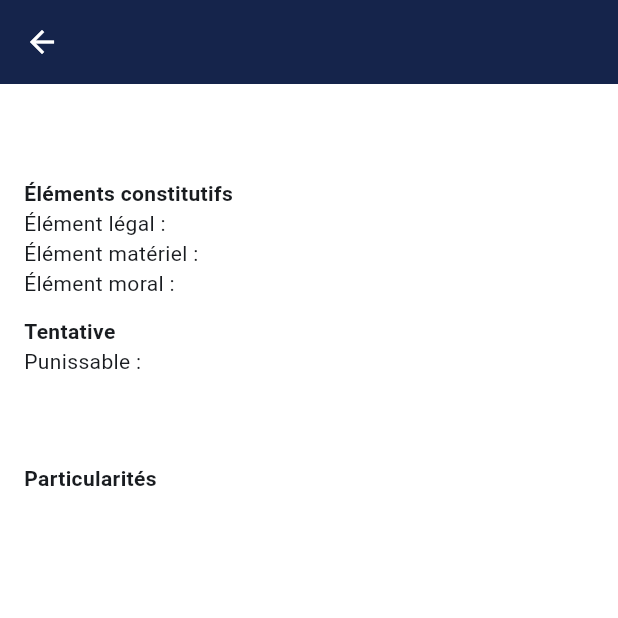
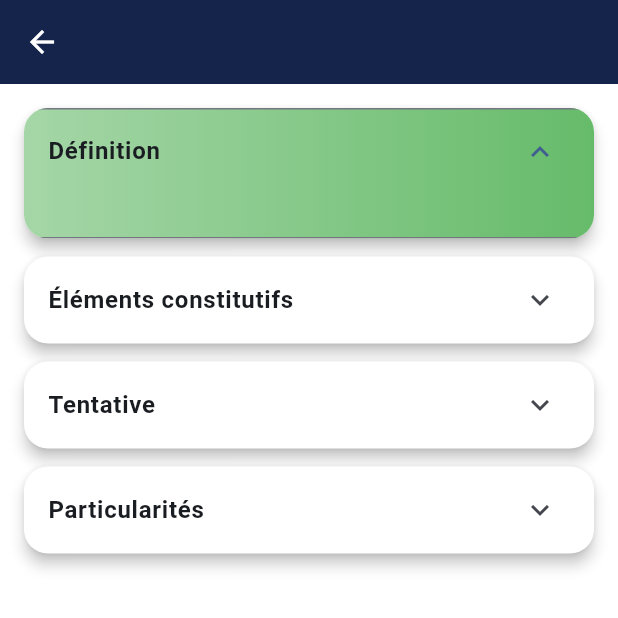
Before and after one commit to MSJ2025/droitpenalspecial, a Flutter app: the InfractionDetailScreen screen opened directly with empty values, on a phone screen of 412 x 824 dp, the top half of it. Run offline on Flutter 3.47's test engine with Material 3 defaults, Android fonts, the phone set to English and light mode, and no system bars; our stand-ins replace shared_preferences; accounts and stored records are empty.

Commit message:
Add gradient expansion tiles and bold styles

```diff
--- a/lib/screens/cadre_detail_screen.dart
+++ b/lib/screens/cadre_detail_screen.dart
@@ -1,5 +1,6 @@
 import 'package:flutter/material.dart';
 import '../models/cadre.dart';
+import '../widgets/gradient_expansion_tile.dart';
 
 class CadreDetailScreen extends StatelessWidget {
   final Cadre cadre;
@@ -22,12 +23,9 @@ class CadreDetailScreen extends StatelessWidget {
         children: [
           Card(
             margin: const EdgeInsets.only(bottom: 12),
-            child: ExpansionTile(
+            child: GradientExpansionTile(
               initiallyExpanded: true,
-              title: Text(
-                cadre.cadreLegal.titre,
-                style: const TextStyle(fontWeight: FontWeight.bold),
-              ),
+              title: Text(cadre.cadreLegal.titre),
               children: [
                 if (cadre.cadreLegal.articles.isNotEmpty)
                   Padding(
@@ -48,11 +46,8 @@ class CadreDetailScreen extends StatelessWidget {
           ...cadre.actes.map(
             (a) => Card(
               margin: const EdgeInsets.only(bottom: 12),
-              child: ExpansionTile(
-                title: Text(
-                  a.acte,
-                  style: const TextStyle(fontWeight: FontWeight.w600),
-                ),
+              child: GradientExpansionTile(
+                title: Text(a.acte),
                 children: [
                   if (a.articles.isNotEmpty)
                     Padding(
--- a/lib/screens/cadre_list_screen.dart
+++ b/lib/screens/cadre_list_screen.dart
@@ -55,7 +55,10 @@ class _CadreListScreenState extends State<CadreListScreen> {
                               tag: 'cadreTitle-${cadre.cadre}',
                               child: Material(
                                 color: Colors.transparent,
-                                child: Text(cadre.cadre),
+                                child: Text(
+                                  cadre.cadre,
+                                  style: const TextStyle(fontWeight: FontWeight.bold),
+                                ),
                               ),
                             ),
                             trailing:
--- a/lib/screens/category_screen.dart
+++ b/lib/screens/category_screen.dart
@@ -82,7 +82,10 @@ class _CategoryScreenState extends State<CategoryScreen> {
               return Card(
                 margin: const EdgeInsets.symmetric(vertical: 8, horizontal: 16),
                 child: ListTile(
-                  title: Text(famille.famille ?? 'Sans famille'),
+                  title: Text(
+                    famille.famille ?? 'Sans famille',
+                    style: const TextStyle(fontWeight: FontWeight.bold),
+                  ),
                   trailing: const Icon(Icons.chevron_right_rounded),
                   onTap: () {
                     Navigator.of(context).push(
--- a/lib/screens/infraction_detail_screen.dart
+++ b/lib/screens/infraction_detail_screen.dart
@@ -1,6 +1,7 @@
 import 'package:flutter/material.dart';
 import 'package:url_launcher/url_launcher.dart';
 import '../models/infraction.dart';
+import '../widgets/gradient_expansion_tile.dart';
 
 class InfractionDetailScreen extends StatelessWidget {
   final Infraction infraction;
@@ -10,19 +11,24 @@ class InfractionDetailScreen extends StatelessWidget {
   Widget build(BuildContext context) {
     return Scaffold(
       appBar: AppBar(title: Text(infraction.type ?? 'Infraction')),
-      body: SingleChildScrollView(
+      body: ListView(
         padding: const EdgeInsets.all(16),
-        child: Column(
-          crossAxisAlignment: CrossAxisAlignment.start,
         children: [
           if (infraction.definition != null)
-              Text(infraction.definition!, style: const TextStyle(fontSize: 16)),
-            const SizedBox(height: 12),
+            Card(
+              margin: const EdgeInsets.only(bottom: 12),
+              child: GradientExpansionTile(
+                initiallyExpanded: true,
+                title: const Text('Définition'),
+                children: [Text(infraction.definition!)],
+              ),
+            ),
           if (infraction.articles != null && infraction.articles!.isNotEmpty)
-              Column(
-                crossAxisAlignment: CrossAxisAlignment.start,
+            Card(
+              margin: const EdgeInsets.only(bottom: 12),
+              child: GradientExpansionTile(
+                title: const Text('Articles'),
                 children: [
-                  const Text('Articles', style: TextStyle(fontWeight: FontWeight.bold)),
                   ...infraction.articles!.map(
                     (a) => Padding(
                       padding: const EdgeInsets.symmetric(vertical: 2),
@@ -31,13 +37,13 @@ class InfractionDetailScreen extends StatelessWidget {
                   ),
                 ],
               ),
+            ),
           if (infraction.elementsConstitutifs != null)
-              Column(
-                crossAxisAlignment: CrossAxisAlignment.start,
+            Card(
+              margin: const EdgeInsets.only(bottom: 12),
+              child: GradientExpansionTile(
+                title: const Text('Éléments constitutifs'),
                 children: [
-                  const SizedBox(height: 12),
-                  const Text('Éléments constitutifs',
-                      style: TextStyle(fontWeight: FontWeight.bold)),
                   if (infraction.elementsConstitutifs!.elementLegal != null)
                     Text('Élément légal : '
                         '${infraction.elementsConstitutifs!.elementLegal!}'),
@@ -49,37 +55,37 @@ class InfractionDetailScreen extends StatelessWidget {
                         '${infraction.elementsConstitutifs!.elementMoral!}'),
                 ],
               ),
-            if (infraction.penalites?.peines != null && infraction.penalites!.peines!.isNotEmpty)
-              Column(
-                crossAxisAlignment: CrossAxisAlignment.start,
+            ),
+          if (infraction.penalites?.peines != null &&
+              infraction.penalites!.peines!.isNotEmpty)
+            Card(
+              margin: const EdgeInsets.only(bottom: 12),
+              child: GradientExpansionTile(
+                title: const Text('Peines'),
                 children: [
-                  const SizedBox(height: 12),
-                  const Text('Peines', style: TextStyle(fontWeight: FontWeight.bold)),
                   if (infraction.penalites!.qualification != null)
                     Text(infraction.penalites!.qualification!),
                   ...infraction.penalites!.peines!.map((p) => Text('• $p')),
                 ],
               ),
+            ),
           if (infraction.peinesComplementaires != null &&
               infraction.peinesComplementaires!.isNotEmpty)
-              Column(
-                crossAxisAlignment: CrossAxisAlignment.start,
-                children: [
-                  const SizedBox(height: 12),
-                  const Text('Peines complémentaires',
-                      style: TextStyle(fontWeight: FontWeight.bold)),
-                  ...infraction.peinesComplementaires!
-                      .map((p) => Text('• $p')),
-                ],
+            Card(
+              margin: const EdgeInsets.only(bottom: 12),
+              child: GradientExpansionTile(
+                title: const Text('Peines complémentaires'),
+                children:
+                    infraction.peinesComplementaires!.map((p) => Text('• $p')).toList(),
+              ),
             ),
           if (infraction.circonstancesAggravantes != null &&
               infraction.circonstancesAggravantes!.isNotEmpty)
-              Column(
-                crossAxisAlignment: CrossAxisAlignment.start,
+            Card(
+              margin: const EdgeInsets.only(bottom: 12),
+              child: GradientExpansionTile(
+                title: const Text('Circonstances aggravantes'),
                 children: [
-                  const SizedBox(height: 12),
-                  const Text('Circonstances aggravantes',
-                      style: TextStyle(fontWeight: FontWeight.bold)),
                   ...infraction.circonstancesAggravantes!.map(
                     (ca) => Padding(
                       padding: const EdgeInsets.only(top: 4, bottom: 4),
@@ -88,10 +94,10 @@ class InfractionDetailScreen extends StatelessWidget {
                         children: [
                           if (ca.intitule != null)
                             Text(ca.intitule!,
-                                style: const TextStyle(fontWeight: FontWeight.w600)),
+                                style:
+                                    const TextStyle(fontWeight: FontWeight.w600)),
                           if (ca.description != null) Text(ca.description!),
-                          if (ca.peine != null)
-                            Text('Peine : ${ca.peine!}'),
+                          if (ca.peine != null) Text('Peine : ${ca.peine!}'),
                           if (ca.articles != null && ca.articles!.isNotEmpty)
                             Column(
                               crossAxisAlignment: CrossAxisAlignment.start,
@@ -110,13 +116,13 @@ class InfractionDetailScreen extends StatelessWidget {
                   ),
                 ],
               ),
+            ),
           if (infraction.tentative != null)
-              Column(
-                crossAxisAlignment: CrossAxisAlignment.start,
+            Card(
+              margin: const EdgeInsets.only(bottom: 12),
+              child: GradientExpansionTile(
+                title: const Text('Tentative'),
                 children: [
-                  const SizedBox(height: 12),
-                  const Text('Tentative',
-                      style: TextStyle(fontWeight: FontWeight.bold)),
                   if (infraction.tentative!.punissable != null)
                     Text('Punissable : ${infraction.tentative!.punissable}'),
                   if (infraction.tentative!.precision != null)
@@ -124,17 +130,19 @@ class InfractionDetailScreen extends StatelessWidget {
                   if (infraction.tentative!.article != null)
                     Padding(
                       padding: const EdgeInsets.symmetric(vertical: 2),
-                      child: Text(_formatArticle(infraction.tentative!.article!)),
+                      child:
+                          Text(_formatArticle(infraction.tentative!.article!)),
                     ),
                 ],
               ),
-            if (infraction.jurisprudence != null && infraction.jurisprudence!.isNotEmpty)
-              Column(
-                crossAxisAlignment: CrossAxisAlignment.start,
+            ),
+          if (infraction.jurisprudence != null &&
+              infraction.jurisprudence!.isNotEmpty)
+            Card(
+              margin: const EdgeInsets.only(bottom: 12),
+              child: GradientExpansionTile(
+                title: const Text('Jurisprudence'),
                 children: [
-                  const SizedBox(height: 12),
-                  const Text('Jurisprudence',
-                      style: TextStyle(fontWeight: FontWeight.bold)),
                   ...infraction.jurisprudence!.map(
                     (jp) => ListTile(
                       contentPadding: EdgeInsets.zero,
@@ -148,13 +156,13 @@ class InfractionDetailScreen extends StatelessWidget {
                   ),
                 ],
               ),
+            ),
           if (infraction.particularites != null)
-              Column(
-                crossAxisAlignment: CrossAxisAlignment.start,
+            Card(
+              margin: const EdgeInsets.only(bottom: 12),
+              child: GradientExpansionTile(
+                title: const Text('Particularités'),
                 children: [
-                  const SizedBox(height: 12),
-                  const Text('Particularités',
-                      style: TextStyle(fontWeight: FontWeight.bold)),
                   if (infraction.particularites is String)
                     Text(infraction.particularites as String)
                   else if (infraction.particularites is List)
@@ -162,46 +170,43 @@ class InfractionDetailScreen extends StatelessWidget {
                         .map((p) => Text('• $p')),
                 ],
               ),
+            ),
           if (infraction.responsabilitePersonnesMorales != null &&
               infraction.responsabilitePersonnesMorales!.isNotEmpty)
-              Column(
-                crossAxisAlignment: CrossAxisAlignment.start,
+            Card(
+              margin: const EdgeInsets.only(bottom: 12),
+              child: GradientExpansionTile(
+                title: const Text('Responsabilité des personnes morales'),
                 children: [
-                  const SizedBox(height: 12),
-                  const Text('Responsabilité des personnes morales',
-                      style: TextStyle(fontWeight: FontWeight.bold)),
                   Text(infraction.responsabilitePersonnesMorales!),
                 ],
               ),
-            if (infraction.territorialite != null && infraction.territorialite!.isNotEmpty)
-              Column(
-                crossAxisAlignment: CrossAxisAlignment.start,
-                children: [
-                  const SizedBox(height: 12),
-                  const Text('Territorialité',
-                      style: TextStyle(fontWeight: FontWeight.bold)),
-                  Text(infraction.territorialite!),
-                ],
+            ),
+          if (infraction.territorialite != null &&
+              infraction.territorialite!.isNotEmpty)
+            Card(
+              margin: const EdgeInsets.only(bottom: 12),
+              child: GradientExpansionTile(
+                title: const Text('Territorialité'),
+                children: [Text(infraction.territorialite!)],
+              ),
             ),
           if (infraction.causesExemptionDiminutionPeine != null &&
               infraction.causesExemptionDiminutionPeine!.isNotEmpty)
-              Column(
-                crossAxisAlignment: CrossAxisAlignment.start,
-                children: [
-                  const SizedBox(height: 12),
-                  const Text('Causes d\'exemption ou de diminution de peine',
-                      style: TextStyle(fontWeight: FontWeight.bold)),
-                  Text(infraction.causesExemptionDiminutionPeine!),
-                ],
+            Card(
+              margin: const EdgeInsets.only(bottom: 12),
+              child: GradientExpansionTile(
+                title: const Text("Causes d'exemption ou de diminution de peine"),
+                children: [Text(infraction.causesExemptionDiminutionPeine!)],
+              ),
             ),
           if (infraction.infractionsParticulieres != null &&
               infraction.infractionsParticulieres!.isNotEmpty)
-              Column(
-                crossAxisAlignment: CrossAxisAlignment.start,
+            Card(
+              margin: const EdgeInsets.only(bottom: 12),
+              child: GradientExpansionTile(
+                title: const Text('Infractions particulières'),
                 children: [
-                  const SizedBox(height: 12),
-                  const Text('Infractions particulières',
-                      style: TextStyle(fontWeight: FontWeight.bold)),
                   ...infraction.infractionsParticulieres!.map(
                     (ip) => Padding(
                       padding: const EdgeInsets.only(top: 4, bottom: 4),
@@ -210,7 +215,8 @@ class InfractionDetailScreen extends StatelessWidget {
                         children: [
                           if (ip.intitule != null)
                             Text(ip.intitule!,
-                                style: const TextStyle(fontWeight: FontWeight.w600)),
+                                style:
+                                    const TextStyle(fontWeight: FontWeight.w600)),
                           if (ip.description != null) Text(ip.description!),
                           if (ip.articles != null && ip.articles!.isNotEmpty)
                             Column(
@@ -230,8 +236,8 @@ class InfractionDetailScreen extends StatelessWidget {
                   ),
                 ],
               ),
+            ),
         ],
-        ),
       ),
     );
   }
--- /dev/null
+++ b/lib/widgets/gradient_expansion_tile.dart
@@ -0,0 +1,59 @@
+import 'package:flutter/material.dart';
+
+class GradientExpansionTile extends StatefulWidget {
+  final Widget title;
+  final List<Widget> children;
+  final bool initiallyExpanded;
+
+  const GradientExpansionTile({
+    super.key,
+    required this.title,
+    required this.children,
+    this.initiallyExpanded = false,
+  });
+
+  @override
+  State<GradientExpansionTile> createState() => _GradientExpansionTileState();
+}
+
+class _GradientExpansionTileState extends State<GradientExpansionTile> {
+  late bool _expanded;
+
+  @override
+  void initState() {
+    super.initState();
+    _expanded = widget.initiallyExpanded;
+  }
+
+  @override
+  Widget build(BuildContext context) {
+    final decoration = _expanded
+        ? BoxDecoration(
+            gradient: LinearGradient(
+              colors: [Colors.green.shade200, Colors.green.shade400],
+            ),
+          )
+        : null;
+    return ClipRRect(
+      borderRadius: BorderRadius.circular(16),
+      child: Container(
+        decoration: decoration,
+        child: ExpansionTile(
+          initiallyExpanded: widget.initiallyExpanded,
+          onExpansionChanged: (value) {
+            setState(() {
+              _expanded = value;
+            });
+          },
+          title: DefaultTextStyle.merge(
+            style: const TextStyle(fontWeight: FontWeight.bold),
+            child: widget.title,
+          ),
+          childrenPadding:
+              const EdgeInsets.symmetric(horizontal: 16, vertical: 4),
+          children: widget.children,
+        ),
+      ),
+    );
+  }
+}
--- a/lib/widgets/infraction_card.dart
+++ b/lib/widgets/infraction_card.dart
@@ -22,7 +22,7 @@ class InfractionCard extends StatelessWidget {
         ),
         title: Text(
           infraction.type ?? '',
-          style: const TextStyle(fontWeight: FontWeight.w600),
+          style: const TextStyle(fontWeight: FontWeight.bold),
         ),
         trailing: const Icon(Icons.chevron_right_rounded, color: Colors.blueAccent),
       ),
```
Lines whose indentation alone changed are shown as unchanged.
